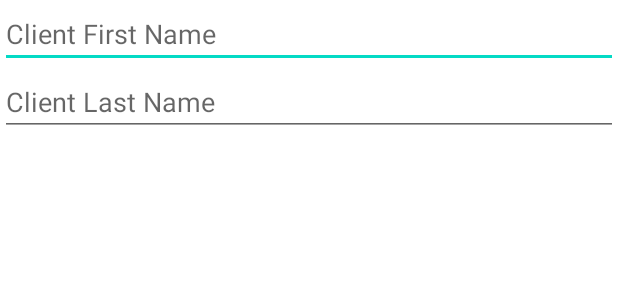
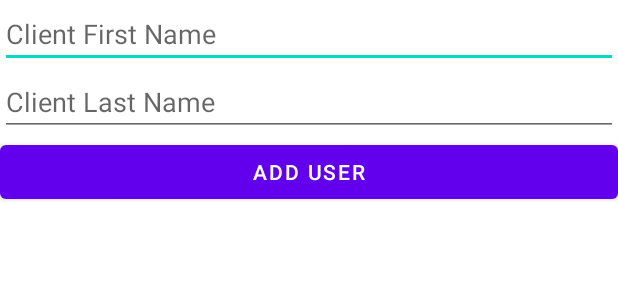
Before and after one commit to mxlopez25/ClientServer, an Android app: the layout add_user_dialog_layout.xml on its own in the app's theme, with its tools: preview values and no code run, on a phone screen of 412 x 824 dp. Shown: the top 300 px of the screen. Run offline under Robolectric (Android 15) with nearby library versions, the phone set to English and light mode, and no system bars; network calls fail.

Commit message:
Added button to Add User Dialog

```diff
--- a/ClientApp/app/src/main/res/layout/add_user_dialog_layout.xml
+++ b/ClientApp/app/src/main/res/layout/add_user_dialog_layout.xml
@@ -16,4 +16,9 @@
         android:id="@+id/edt_last_name"
         android:hint="@string/client_last_name"/>
 
+    <Button
+        android:id="@+id/btn_add_user_dialog"
+        android:layout_width="match_parent"
+        android:layout_height="wrap_content"
+        android:text="@string/add_user" />
 </LinearLayout>
```
